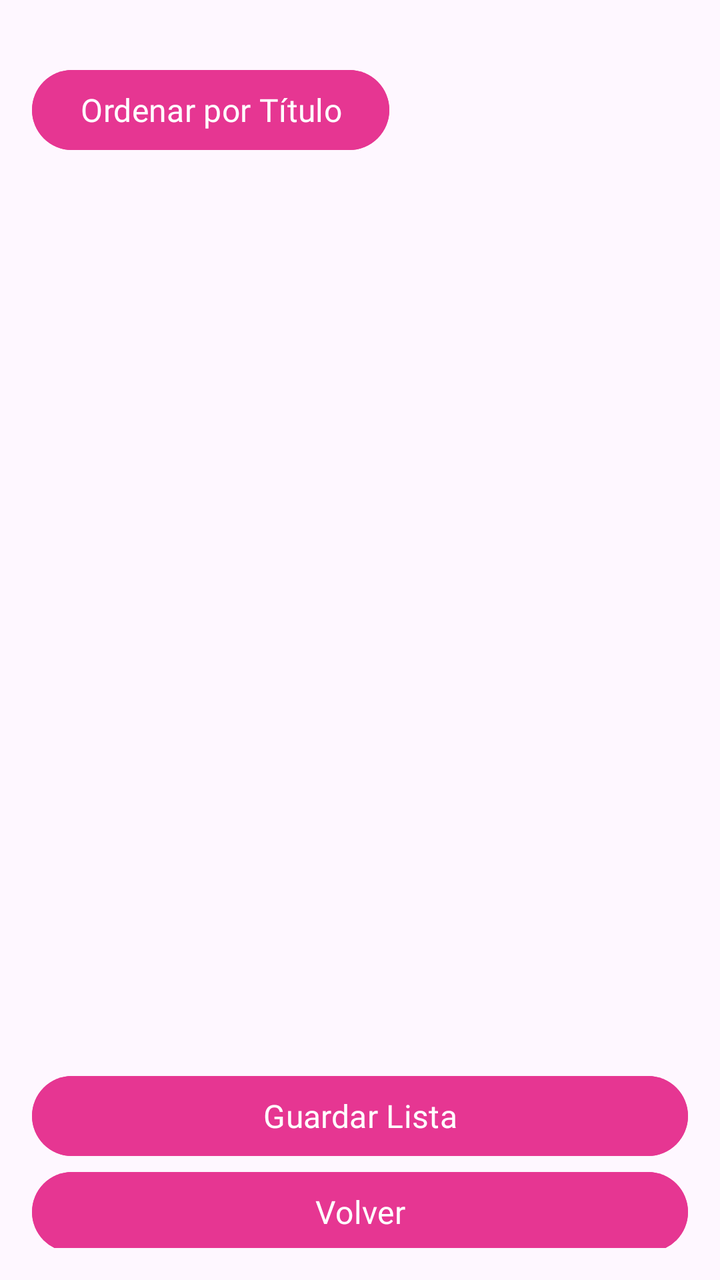
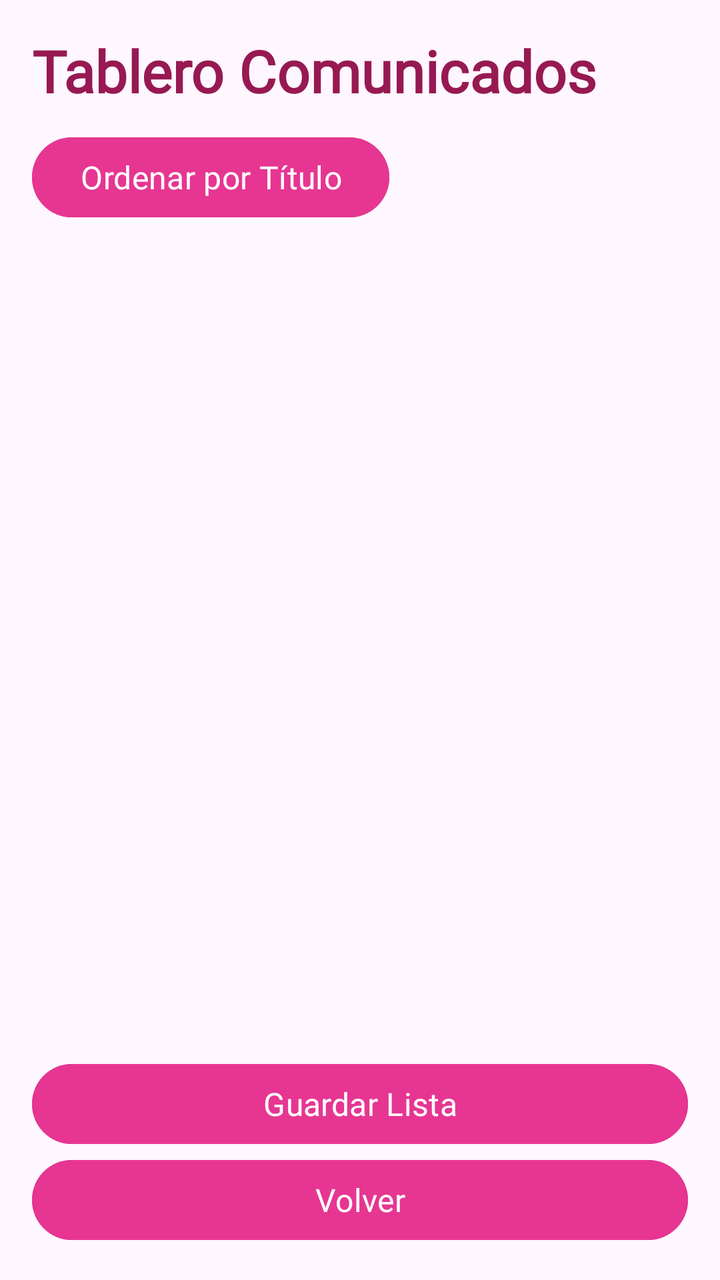

Compare the two renders of this Android layout. The source of the first and the diff that turns it into the second are given below.
<!-- AndroidManifest.xml: application theme Theme.POO4_2P_BOZZA_REYES -->
<!-- res/layout/activity_tablero.xml -->
<?xml version="1.0" encoding="utf-8"?>
<LinearLayout xmlns:android="http://schemas.android.com/apk/res/android"
    xmlns:app="http://schemas.android.com/apk/res-auto"
    android:layout_width="match_parent"
    android:layout_height="match_parent"
    android:orientation="vertical"
    android:padding="16dp">

    <TextView
        android:id="@+id/textView6"
        android:layout_width="match_parent"
        android:layout_height="76dp"
        android:layout_weight="1"
        android:fontFamily="@font/balsamiq_sans_bold"
        android:text="Tablero Comunicados"
        android:textColor="#971952"
        android:textSize="29sp"
        android:textStyle="bold" />

    <Space
        android:layout_width="match_parent"
        android:layout_height="15dp" />

    <Button
        android:id="@+id/btnOrdenar"
        android:layout_width="wrap_content"
        android:layout_height="wrap_content"
        android:backgroundTint="#E63692"
        android:fontFamily="@font/balsamiq_sans"
        android:text="Ordenar por Título"
        android:textColor="#FFFFFF"
        android:textSize="16sp" />

    <ScrollView
        android:layout_width="match_parent"
        android:layout_height="537dp"
        android:layout_weight="1"
        android:backgroundTint="@color/material_dynamic_primary10"
        android:foregroundTint="@color/material_dynamic_primary10">

        <TableLayout
            android:id="@+id/tablaComunicados"
            android:fontFamily="@font/balsamiq_sans"
            android:layout_width="match_parent"
            android:layout_height="wrap_content"
            android:stretchColumns="0,1" />
    </ScrollView>

    <Button
        android:id="@+id/btnGuardar"
        android:layout_width="match_parent"
        android:layout_height="wrap_content"
        android:backgroundTint="#E63692"
        android:fontFamily="@font/balsamiq_sans"
        android:foregroundTint="@color/material_dynamic_primary10"
        android:text="Guardar Lista"
        android:textColor="@color/white"
        android:textSize="16sp" />

    <Button
        android:id="@+id/btnVolver"
        android:layout_width="match_parent"
        android:layout_height="wrap_content"
        android:backgroundTint="#E63692"
        android:fontFamily="@font/balsamiq_sans"
        android:text="Volver"
        android:textColor="#FFFFFF"
        android:textSize="16sp" />
</LinearLayout>
<!-- resources referenced by this layout -->
<resources>
  <color name="white">#FFFFFFFF</color>
  <style name="Theme.POO4_2P_BOZZA_REYES" parent="Base.Theme.POO4_2P_BOZZA_REYES" />
  <style name="Base.Theme.POO4_2P_BOZZA_REYES" parent="Theme.Material3.DayNight.NoActionBar">
          
          
      </style>
</resources>

<!-- the commit's change to res/layout/activity_tablero.xml (unified diff, before → after) -->
@@ -9,8 +9,7 @@
     <TextView
         android:id="@+id/textView6"
         android:layout_width="match_parent"
-        android:layout_height="76dp"
-        android:layout_weight="1"
+        android:layout_height="wrap_content"
         android:fontFamily="@font/balsamiq_sans_bold"
         android:text="Tablero Comunicados"
         android:textColor="#971952"
@@ -19,7 +18,7 @@
 
     <Space
         android:layout_width="match_parent"
-        android:layout_height="15dp" />
+        android:layout_height="10dp" />
 
     <Button
         android:id="@+id/btnOrdenar"
@@ -29,21 +28,30 @@
         android:fontFamily="@font/balsamiq_sans"
         android:text="Ordenar por Título"
         android:textColor="#FFFFFF"
+        app:rippleColor="#6430F2"
         android:textSize="16sp" />
 
     <ScrollView
         android:layout_width="match_parent"
-        android:layout_height="537dp"
+        android:layout_height="555dp"
         android:layout_weight="1"
         android:backgroundTint="@color/material_dynamic_primary10"
         android:foregroundTint="@color/material_dynamic_primary10">
+        <HorizontalScrollView
+            android:layout_width="match_parent"
+            android:layout_height="wrap_content"
+            android:scrollbars="horizontal">
 
         <TableLayout
             android:id="@+id/tablaComunicados"
             android:fontFamily="@font/balsamiq_sans"
             android:layout_width="match_parent"
             android:layout_height="wrap_content"
-            android:stretchColumns="0,1" />
+            android:stretchColumns="0,1"
+            android:divider="@android:color/darker_gray"
+            android:showDividers="middle"
+            android:dividerHeight="1dp"/>
+        </HorizontalScrollView>
     </ScrollView>
 
     <Button
@@ -54,6 +62,7 @@
         android:fontFamily="@font/balsamiq_sans"
         android:foregroundTint="@color/material_dynamic_primary10"
         android:text="Guardar Lista"
+        app:rippleColor="#6430F2"
         android:textColor="@color/white"
         android:textSize="16sp" />
 
@@ -64,6 +73,7 @@
         android:backgroundTint="#E63692"
         android:fontFamily="@font/balsamiq_sans"
         android:text="Volver"
+        app:rippleColor="#6430F2"
         android:textColor="#FFFFFF"
         android:textSize="16sp" />
 </LinearLayout>
